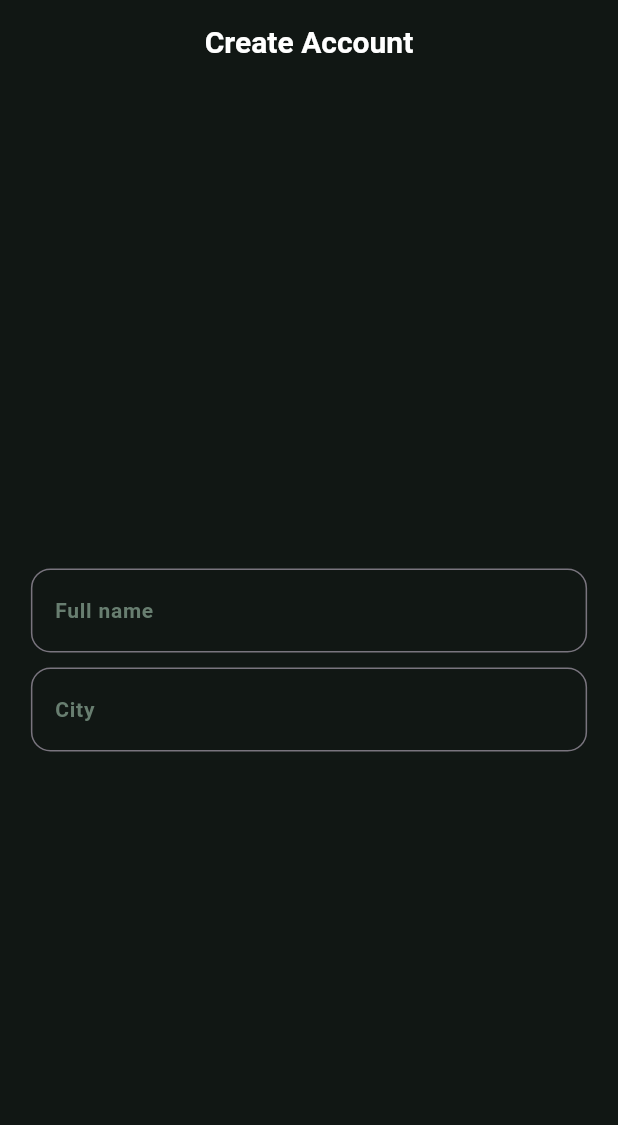
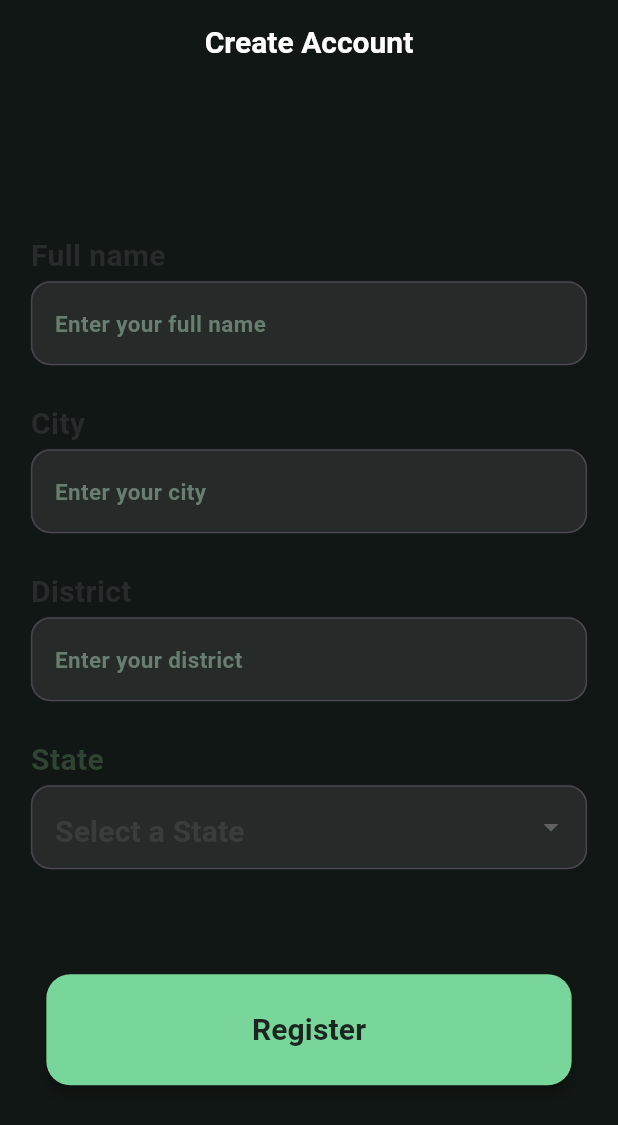
Before and after one commit to AaryanCode69/Krishi-Mitra-App, a Flutter app: the screen it shows after launch, on a phone screen of 412 x 824 dp. Shown: the top 1125 px of the screen. Run offline on Flutter 3.47's test engine with Material 3 defaults, Android fonts, the phone set to English and light mode, and no system bars; our stand-ins replace google_fonts, pinput; missing offline and left inert: profanity_filter.

Commit message:
feat(auth): enhance create account form with comprehensive user details
- Add district input field for more detailed location information
- Create CustomDropDownButton widget for state selection
- Include all Indian states in dropdown options (28 states)
- Add Register button with proper styling and dimensions
- Improve form layout with consistent spacing (25px between fields)
- Enhance CustomTextFormField styling with label positioning and fill color
- Update field validation and hint text display

UI improvements:
- Better visual hierarchy with external labels
- Consistent form field styling with grey background
- Responsive button sizing based on screen dimensions

```diff
--- a/lib/features/1_auth/presentation/screens/create_account_screen.dart
+++ b/lib/features/1_auth/presentation/screens/create_account_screen.dart
@@ -1,6 +1,8 @@
 import 'package:flutter/material.dart';
 import 'package:krishi_mitra/core/constant/colors_theme.dart';
+import 'package:krishi_mitra/features/1_auth/presentation/widgets/custom_drop_down_button.dart';
 import 'package:krishi_mitra/features/1_auth/presentation/widgets/custom_text_form_field.dart';
+import 'package:krishi_mitra/shared/widgets/common_elevated_button.dart';
 import 'package:krishi_mitra/shared/widgets/common_text_widget.dart';
 
 class CreateAccountScreen extends StatefulWidget {
@@ -13,16 +15,52 @@ class CreateAccountScreen extends StatefulWidget {
 class _CreateAccountScreenState extends State<CreateAccountScreen> {
   final nameController = TextEditingController();
   final cityController = TextEditingController();
+  final districtController = TextEditingController();
+  final String? selected = null;
+
+  final List<String> items = [
+    'Andhra Pradesh',
+    'Arunachal Pradesh',
+    'Assam',
+    'Bihar',
+    'Chhattisgarh',
+    'Goa',
+    'Gujarat',
+    'Haryana',
+    'Himachal Pradesh',
+    'Jharkhand',
+    'Karnataka',
+    'Kerala',
+    'Madhya Pradesh',
+    'Maharashtra',
+    'Manipur',
+    'Meghalaya',
+    'Mizoram',
+    'Nagaland',
+    'Odisha',
+    'Punjab',
+    'Rajasthan',
+    'Sikkim',
+    'Tamil Nadu',
+    'Telangana',
+    'Tripura',
+    'Uttar Pradesh',
+    'Uttarakhand',
+    'West Bengal',
+  ];
 
   @override
   void dispose() {
     nameController.dispose();
     cityController.dispose();
+    districtController.dispose();
     super.dispose();
   }
 
   @override
   Widget build(BuildContext context) {
+    double width = MediaQuery.widthOf(context);
+    double height = MediaQuery.heightOf(context);
     return Scaffold(
       appBar: AppBar(
         centerTitle: true,
@@ -37,7 +75,7 @@ class _CreateAccountScreenState extends State<CreateAccountScreen> {
       body: Center(
         child: SingleChildScrollView(
           child: SizedBox(
-            width: MediaQuery.widthOf(context) * 0.9,
+            width: width * 0.9,
             child: Column(
               children: [
                 CustomTextFormField(
@@ -46,12 +84,37 @@ class _CreateAccountScreenState extends State<CreateAccountScreen> {
                   content: 'Full name',
                   hint: 'Enter your full name',
                 ),
-                const SizedBox(height: 10),
+                const SizedBox(height: 25),
                 CustomTextFormField(
                   textEditingController: cityController,
                   onChange: (value) {},
                   content: 'City',
                   hint: 'Enter your city',
+                ),
+                const SizedBox(height: 25),
+                CustomTextFormField(
+                  textEditingController: districtController,
+                  onChange: (value) {},
+                  content: 'District',
+                  hint: 'Enter your district',
+                ),
+                const SizedBox(height: 25),
+                CustomDropDownButton(
+                  items: items,
+                  onChanged: (value) {},
+                  value: selected,
+                ),
+                const SizedBox(height: 70),
+                CommonElevatedButton(
+                  onTouch: () {},
+                  textWidget: CommonTextWidget(
+                    data: 'Register',
+                    textColor: cardColor,
+                    fontSize: 20,
+                  ),
+                  color: cardTextColor,
+                  height: height * 0.09,
+                  width: width * 0.85,
                 ),
               ],
             ),
--- /dev/null
+++ b/lib/features/1_auth/presentation/widgets/custom_drop_down_button.dart
@@ -0,0 +1,44 @@
+import 'package:flutter/material.dart';
+import 'package:krishi_mitra/core/constant/colors_theme.dart';
+import 'package:krishi_mitra/shared/widgets/common_text_widget.dart';
+
+class CustomDropDownButton extends StatelessWidget {
+  const CustomDropDownButton({
+    super.key,
+    required this.items,
+    required this.onChanged,
+    required this.value,
+  });
+
+  final List<String> items;
+  final void Function(String?)? onChanged;
+  final String? value;
+  @override
+  Widget build(BuildContext context) {
+    return Column(
+      crossAxisAlignment: CrossAxisAlignment.start,
+      children: [
+        CommonTextWidget(data: 'State', textColor: otpTextColor, fontSize: 20),
+        const SizedBox(height: 2),
+        DropdownButtonFormField<String>(
+          initialValue: value,
+          decoration: InputDecoration(
+            fillColor: Colors.grey.withOpacity(0.15),
+            filled: true,
+            floatingLabelBehavior: FloatingLabelBehavior.always,
+            border: OutlineInputBorder(borderRadius: BorderRadius.circular(13)),
+          ),
+          hint: CommonTextWidget(
+            data: 'Select a State',
+            textColor: Colors.grey.withOpacity(0.15),
+            fontSize: 20,
+          ),
+          items: items.map((String item) {
+            return DropdownMenuItem(value: item, child: Text(item));
+          }).toList(),
+          onChanged: onChanged,
+        ),
+      ],
+    );
+  }
+}
--- a/lib/features/1_auth/presentation/widgets/custom_text_form_field.dart
+++ b/lib/features/1_auth/presentation/widgets/custom_text_form_field.dart
@@ -23,7 +23,16 @@ class CustomTextFormField extends StatelessWidget {
   @override
   Widget build(BuildContext context) {
     final filter = ProfanityFilter();
-    return TextFormField(
+    return Column(
+      crossAxisAlignment: CrossAxisAlignment.start,
+      children: [
+        CommonTextWidget(
+          data: content,
+          textColor: const Color(0xFF272b2b),
+          fontSize: 20,
+        ),
+        const SizedBox(height: 2),
+        TextFormField(
           controller: textEditingController,
           onChanged: onChange,
           keyboardType: TextInputType.text,
@@ -37,20 +46,18 @@ class CustomTextFormField extends StatelessWidget {
             return null;
           },
           decoration: InputDecoration(
-        fillColor: Colors.grey[200],
-        label: CommonTextWidget(
-          data: content,
-          textColor: formTextColor,
-          fontSize: 14,
-        ),
+            fillColor: Colors.grey.withOpacity(0.15),
+            filled: true,
             hint: CommonTextWidget(
               data: hint,
               textColor: formTextColor,
-          fontSize: 10,
+              fontSize: 15,
             ),
-        floatingLabelBehavior: FloatingLabelBehavior.auto,
+            floatingLabelBehavior: FloatingLabelBehavior.always,
             border: OutlineInputBorder(borderRadius: BorderRadius.circular(13)),
           ),
+        ),
+      ],
     );
   }
 }
```
Lines whose indentation alone changed are shown as unchanged.
